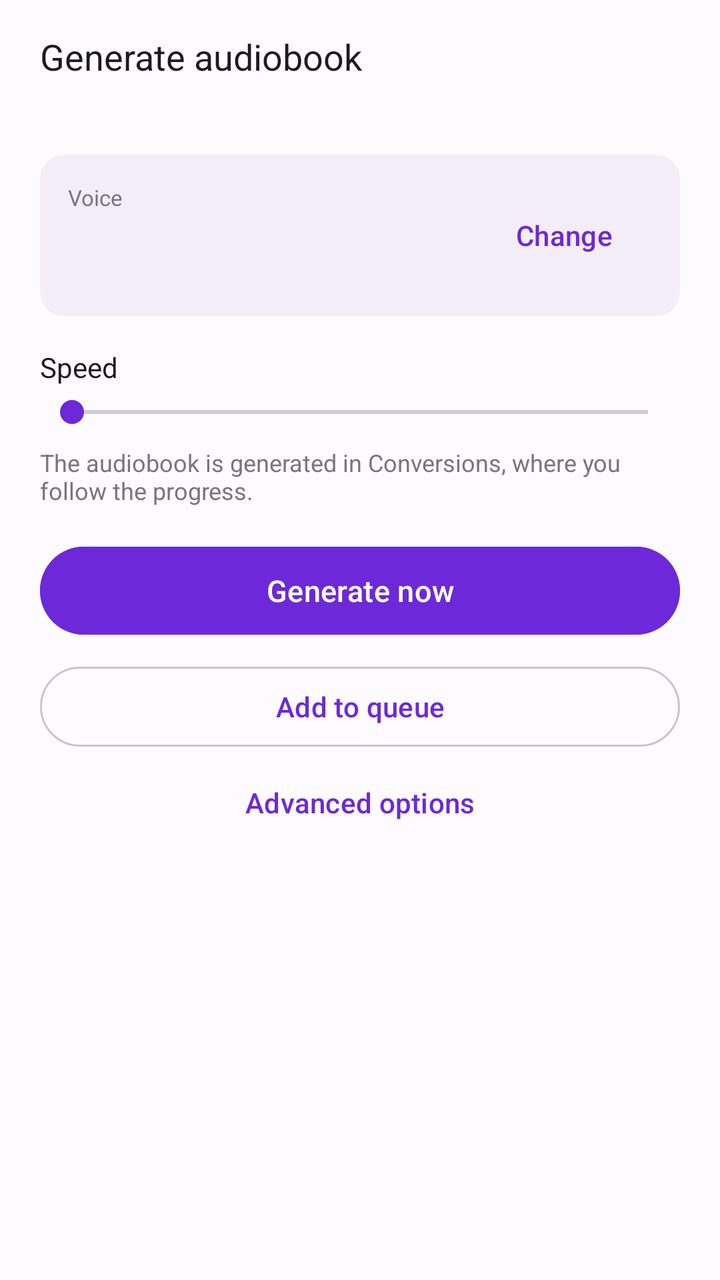
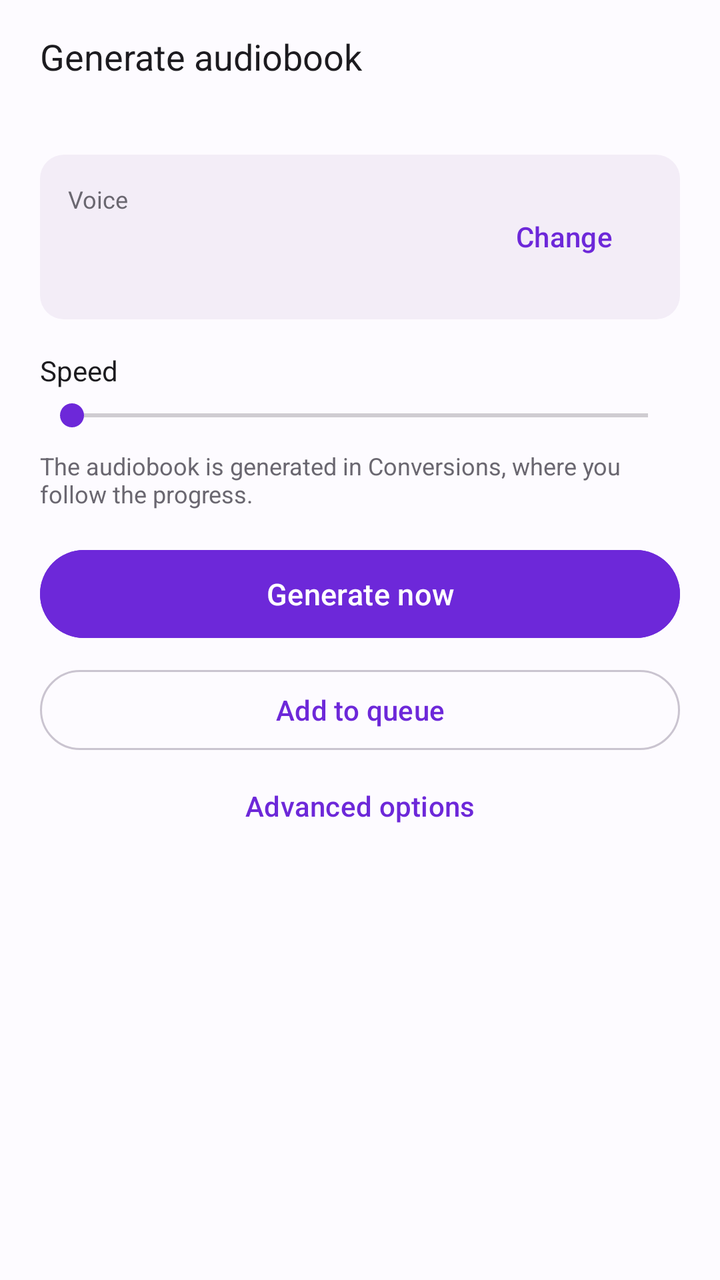

Before-and-after screenshots of an Android layout around one commit, followed by the original layout XML and the change that was made.
<!-- AndroidManifest.xml: application theme AppTheme -->
<!-- res/layout/bottom_sheet_gerar_audiobook.xml -->
<?xml version="1.0" encoding="utf-8"?>
<LinearLayout xmlns:android="http://schemas.android.com/apk/res/android"
    android:layout_width="match_parent"
    android:layout_height="wrap_content"
    android:orientation="vertical"
    android:paddingStart="20dp"
    android:paddingEnd="20dp"
    android:paddingTop="16dp"
    android:paddingBottom="24dp">

    <TextView
        android:layout_width="match_parent"
        android:layout_height="wrap_content"
        android:text="@string/gerar_titulo"
        android:textColor="@color/color_on_surface"
        android:textSize="18sp"/>

    <TextView
        android:id="@+id/tvGerarLivro"
        android:layout_width="match_parent"
        android:layout_height="wrap_content"
        android:layout_marginTop="2dp"
        android:ellipsize="end"
        android:maxLines="1"
        android:fontFamily="@font/literata"
        android:textColor="@color/color_on_surface_muted"
        android:textSize="14sp"/>

    <LinearLayout
        android:layout_width="match_parent"
        android:layout_height="wrap_content"
        android:layout_marginTop="16dp"
        android:orientation="horizontal"
        android:gravity="center_vertical"
        android:padding="14dp"
        android:background="@drawable/bg_card">

        <LinearLayout
            android:layout_width="0dp"
            android:layout_height="wrap_content"
            android:layout_weight="1"
            android:orientation="vertical">

            <TextView
                android:layout_width="match_parent"
                android:layout_height="wrap_content"
                android:text="@string/gerar_voz"
                android:textColor="@color/color_on_surface_dim"
                android:textSize="11sp"/>

            <TextView
                android:id="@+id/tvGerarVozNome"
                android:layout_width="match_parent"
                android:layout_height="wrap_content"
                android:textColor="@color/color_on_surface"
                android:textSize="16sp"
                android:textStyle="bold"/>

            <TextView
                android:id="@+id/tvGerarVozDetalhe"
                android:layout_width="match_parent"
                android:layout_height="wrap_content"
                android:textColor="@color/color_on_surface_muted"
                android:textSize="12sp"/>
        </LinearLayout>

        <Button
            android:id="@+id/btnGerarTrocarVoz"
            style="@style/Widget.Material3.Button.TextButton"
            android:layout_width="wrap_content"
            android:layout_height="wrap_content"
            android:text="@string/livro_trocar"
            android:textColor="?attr/colorPrimary"/>
    </LinearLayout>

    <LinearLayout
        android:layout_width="match_parent"
        android:layout_height="wrap_content"
        android:layout_marginTop="16dp"
        android:orientation="horizontal"
        android:gravity="center_vertical">

        <TextView
            android:layout_width="0dp"
            android:layout_height="wrap_content"
            android:layout_weight="1"
            android:text="@string/gerar_velocidade"
            android:textColor="@color/color_on_surface"
            android:textSize="14sp"/>

        <TextView
            android:id="@+id/tvGerarRitmo"
            android:layout_width="wrap_content"
            android:layout_height="wrap_content"
            android:textColor="?attr/colorPrimary"
            android:textSize="14sp"
            android:textStyle="bold"/>
    </LinearLayout>

    <SeekBar
        android:id="@+id/seekGerarRitmo"
        android:layout_width="match_parent"
        android:layout_height="wrap_content"
        android:layout_marginTop="4dp"
        android:max="150"/>

    <TextView
        android:layout_width="match_parent"
        android:layout_height="wrap_content"
        android:layout_marginTop="8dp"
        android:text="@string/gerar_dica"
        android:textColor="@color/color_on_surface_dim"
        android:textSize="12sp"/>

    <TextView
        android:id="@+id/tvGerarAvisoPersonagens"
        android:layout_width="match_parent"
        android:layout_height="wrap_content"
        android:layout_marginTop="8dp"
        android:text="@string/gerar_aviso_personagens"
        android:textColor="@color/color_on_surface_dim"
        android:textSize="12sp"
        android:visibility="gone"/>

    <Button
        android:id="@+id/btnGerarAgora"
        android:layout_width="match_parent"
        android:layout_height="wrap_content"
        android:minHeight="52dp"
        android:layout_marginTop="16dp"
        android:text="@string/gerar_agora"
        android:textSize="15sp"
        android:backgroundTint="?attr/colorPrimary"
        android:textColor="?attr/colorOnPrimary"/>

    <Button
        android:id="@+id/btnGerarFila"
        style="@style/Widget.Material3.Button.OutlinedButton"
        android:layout_width="match_parent"
        android:layout_height="wrap_content"
        android:minHeight="48dp"
        android:layout_marginTop="8dp"
        android:text="@string/gerar_fila"
        android:textAllCaps="false"/>

    <Button
        android:id="@+id/btnGerarAvancadas"
        style="@style/Widget.Material3.Button.TextButton"
        android:layout_width="match_parent"
        android:layout_height="wrap_content"
        android:minHeight="48dp"
        android:text="@string/gerar_avancadas"
        android:textAllCaps="false"
        android:textColor="?attr/colorPrimary"/>

    <LinearLayout
        android:id="@+id/layoutGerarAvancadas"
        android:layout_width="match_parent"
        android:layout_height="wrap_content"
        android:orientation="vertical"
        android:visibility="gone">

        <TextView
            android:layout_width="match_parent"
            android:layout_height="wrap_content"
            android:text="@string/gerar_pasta_titulo"
            android:textColor="@color/color_on_surface_dim"
            android:textSize="12sp"/>

        <LinearLayout
            android:layout_width="match_parent"
            android:layout_height="wrap_content"
            android:orientation="horizontal"
            android:gravity="center_vertical">

            <TextView
                android:id="@+id/tvGerarPasta"
                android:layout_width="0dp"
                android:layout_height="wrap_content"
                android:layout_weight="1"
                android:textColor="@color/color_on_surface"
                android:textSize="15sp"/>

            <Button
                android:id="@+id/btnGerarPasta"
                style="@style/Widget.Material3.Button.TextButton"
                android:layout_width="wrap_content"
                android:layout_height="wrap_content"
                android:minHeight="48dp"
                android:text="@string/gerar_escolher"
                android:textAllCaps="false"/>
        </LinearLayout>

        <LinearLayout
            android:id="@+id/layoutGerarEstilo"
            android:layout_width="match_parent"
            android:layout_height="wrap_content"
            android:orientation="vertical"
            android:layout_marginTop="8dp"
            android:visibility="gone">

            <TextView
                android:layout_width="match_parent"
                android:layout_height="wrap_content"
                android:text="@string/gerar_estilo_titulo"
                android:textColor="@color/color_on_surface_dim"
                android:textSize="12sp"/>

            <Spinner
                android:id="@+id/spinnerGerarEstilo"
                android:layout_width="match_parent"
                android:layout_height="48dp"/>
        </LinearLayout>
    </LinearLayout>
</LinearLayout>
<!-- resources referenced by this layout -->
<resources>
  <!-- drawable bg_card (drawable) -->
  <?xml version="1.0" encoding="utf-8"?>
  <shape xmlns:android="http://schemas.android.com/apk/res/android"
      android:shape="rectangle">
      <solid android:color="@color/color_surface"/>
      <corners android:radius="12dp"/>
  </shape>
  <string name="gerar_agora">Generate now</string>
  <string name="gerar_avancadas">Advanced options</string>
  <string name="gerar_aviso_personagens">This book has character voices. To use them in the audiobook, generate it from Guided Reading (menu → Download Full Book).</string>
  <string name="gerar_dica">The audiobook is generated in Conversions, where you follow the progress.</string>
  <string name="gerar_escolher">Choose</string>
  <string name="gerar_estilo_titulo">Narration style (Gemini voices only)</string>
  <string name="gerar_fila">Add to queue</string>
  <string name="gerar_pasta_titulo">Output folder</string>
  <string name="gerar_titulo">Generate audiobook</string>
  <string name="gerar_velocidade">Speed</string>
  <string name="gerar_voz">Voice</string>
  <string name="livro_trocar">Change</string>
  <style name="AppTheme" parent="Theme.Material3.DayNight.NoActionBar">
          <item name="colorPrimary">#6D28D9</item>
          <item name="colorAccent">#6D28D9</item>
          <item name="colorControlActivated">#6D28D9</item>
          <item name="android:colorControlActivated">#6D28D9</item>
          <item name="colorOnPrimary">#FFFFFF</item>
          <item name="colorPrimaryContainer">#E8DEF8</item>
          <item name="colorOnPrimaryContainer">#1D192B</item>
          <item name="colorSecondaryContainer">#E8DEF8</item>
          <item name="colorOnSecondaryContainer">#1D192B</item>
          <item name="colorError">#BA1A1A</item>
          <item name="colorOnError">#FFFFFF</item>
          <item name="colorSurface">#FDFBFF</item>
          <item name="colorOnSurface">#1C1B1F</item>
          <item name="colorSurfaceVariant">#ECE6F0</item>
          <item name="colorOnSurfaceVariant">#5F5D66</item>
          <item name="colorOutline">#CAC4D0</item>
          <item name="colorOutlineVariant">#EAE6EE</item>
          <item name="colorSurfaceContainer">#F3EDF7</item>
          <item name="colorSurfaceContainerHigh">#ECE6F0</item>
          <item name="colorSurfaceContainerHighest">#ECE6F0</item>
          <item name="android:colorBackground">#FDFBFF</item>
  
          
          <item name="android:statusBarColor">#FDFBFF</item>
          <item name="android:navigationBarColor">#FDFBFF</item>
          <item name="android:windowLightStatusBar">true</item>
          <item name="android:windowLightNavigationBar" tools:targetApi="27">true</item>
  
          
          <item name="lylyFundo">#FDFBFF</item>
          <item name="lylySuperficie">#F3EDF7</item>
          <item name="lylySuperficie2">#ECE6F0</item>
          <item name="lylyTexto">#1C1B1F</item>
          <item name="lylyTextoMedio">#2B2930</item>
          <item name="lylyTextoSecundario">#5F5D66</item>
          <item name="lylyTextoTerciario">#79747E</item>
          <item name="lylyTextoFraco">#8A8790</item>
          <item name="lylyContorno">#CAC4D0</item>
          <item name="lylyDivisor">#EAE6EE</item>
          <item name="lylyDivisorFraco">#F1EDF5</item>
          <item name="lylyTonal">#E8DEF8</item>
          <item name="lylyNaTonal">#1D192B</item>
          <item name="lylySucessoSuperficie">#E6F4EA</item>
          <item name="lylyDestaqueLeitura">#EADDFF</item>
          <item name="lylyFundoLeitura">#FDFBFF</item>
          <item name="lylyTextoLeitura">#2B2930</item>
          <item name="lylyBarraNavegacao">#F3EDF7</item>
          <item name="lylyProgresso">#7C3AED</item>
      </style>
</resources>

<!-- the commit's change to res/layout/bottom_sheet_gerar_audiobook.xml (unified diff, before → after) -->
@@ -46,7 +46,7 @@
                 android:layout_height="wrap_content"
                 android:text="@string/gerar_voz"
                 android:textColor="@color/color_on_surface_dim"
-                android:textSize="11sp"/>
+                android:textSize="12sp"/>
 
             <TextView
                 android:id="@+id/tvGerarVozNome"
<!-- resource entries referenced after the edit -->
@@ -55,8 +55,8 @@
           <item name="lylyTexto">#1C1B1F</item>
           <item name="lylyTextoMedio">#2B2930</item>
           <item name="lylyTextoSecundario">#5F5D66</item>
-          <item name="lylyTextoTerciario">#79747E</item>
-          <item name="lylyTextoFraco">#8A8790</item>
+          <item name="lylyTextoTerciario">#6A6770</item>
+          <item name="lylyTextoFraco">#6B6770</item>
           <item name="lylyContorno">#CAC4D0</item>
           <item name="lylyDivisor">#EAE6EE</item>
           <item name="lylyDivisorFraco">#F1EDF5</item>
